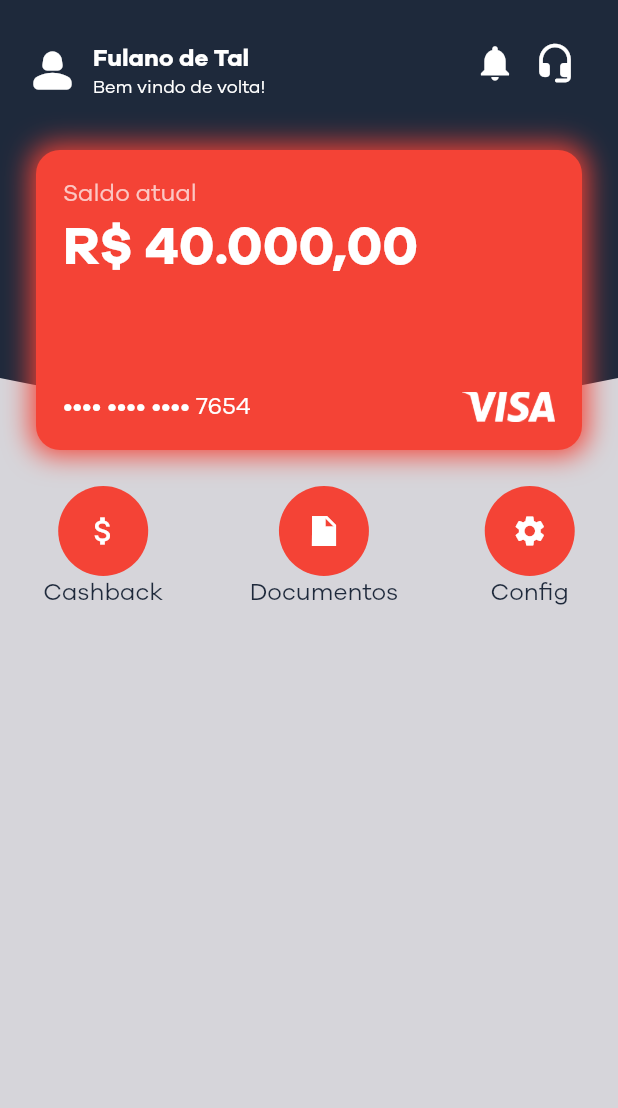
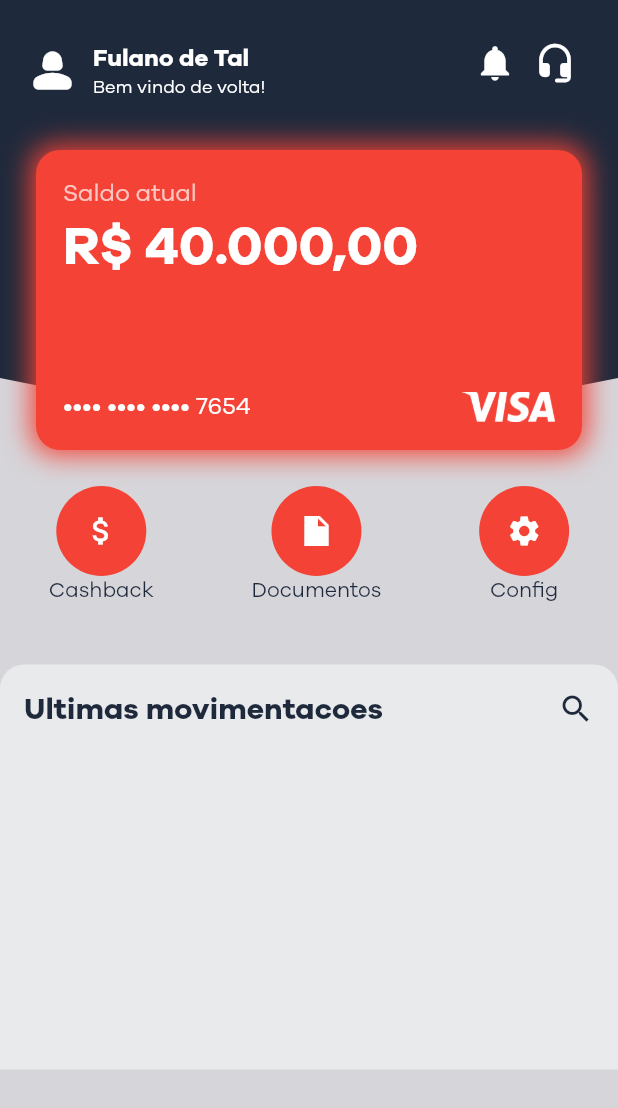
Before and after one commit to JoaoPauloLaurindo/CoreCardApp, a Flutter app: the HomeScreen screen opened directly, on a phone screen of 412 x 824 dp. Shown: the top 1108 px of the screen. Run offline on Flutter 3.47's test engine with Material 2 defaults, Android fonts, the phone set to English and light mode, and no system bars.

Commit message:
Movimentations component

```diff
--- a/lib/screens/home/home_screen.dart
+++ b/lib/screens/home/home_screen.dart
@@ -1,4 +1,6 @@
 import 'package:corecard/themes/theme_colors.dart';
+import 'package:corecard/widgets/animated/movimentations_component.dart';
+import 'package:corecard/widgets/buttons/action_button_component.dart';
 import 'package:corecard/widgets/cards/credit_card_component.dart';
 import 'package:corecard/widgets/header/header_bar_user_component.dart';
 import 'package:flutter/material.dart';
@@ -46,46 +48,9 @@ class HomeScreen extends StatelessWidget {
               ),
             ],
           ),
+          MovimentationsComponent()
         ],
       ),
     );
   }
 }
-
-class ActionButtonComponent extends StatelessWidget {
-  final String label;
-  final IconData icon;
-
-  const ActionButtonComponent({
-    required this.icon,
-    required this.label,
-    super.key,
-  });
-
-  @override
-  Widget build(BuildContext context) {
-    return Padding(
-      padding: const EdgeInsets.all(24.0),
-      child: Column(
-        children: [
-          Container(
-            height: 60.0,
-            width: 60.0,
-            decoration: BoxDecoration(
-              color: ThemeColors.primaryColor,
-              borderRadius: BorderRadius.circular(30),
-            ),
-            child: Icon(icon),
-          ),
-          Text(
-            label,
-            style: const TextStyle(
-              color: ThemeColors.secundaryColor,
-              fontSize: 16.0,
-            ),
-          )
-        ],
-      ),
-    );
-  }
-}
--- a/lib/themes/theme_colors.dart
+++ b/lib/themes/theme_colors.dart
@@ -4,6 +4,8 @@ class ThemeColors {
   static const MaterialColor primaryColor = Colors.red;
   static const Color secundaryColor = Color.fromRGBO(30, 41, 59, 1.0);
   static const Color backgroundColor = Color.fromRGBO(214, 213, 218, 1.0);
+  static const Color backgroundContainerColor =
+      Color.fromRGBO(233, 234, 236, 1.0);
   static const Color inputTextColor = Color.fromRGBO(233, 234, 236, 1.0);
   static const MaterialColor checkboxColor = Colors.grey;
 }
--- /dev/null
+++ b/lib/widgets/animated/movimentations_component.dart
@@ -0,0 +1,52 @@
+import 'package:corecard/themes/theme_colors.dart';
+import 'package:flutter/material.dart';
+
+class MovimentationsComponent extends StatelessWidget {
+  //final Widget child;
+  const MovimentationsComponent({super.key});
+
+  @override
+  Widget build(BuildContext context) {
+    return Padding(
+      padding: const EdgeInsets.only(
+        top: 16.0,
+      ),
+      child: Container(
+        height: 270,
+        width: double.infinity,
+        decoration: const BoxDecoration(
+          color: ThemeColors.backgroundContainerColor,
+          borderRadius: BorderRadius.only(
+            topLeft: Radius.circular(16.0),
+            topRight: Radius.circular(16.0),
+          ),
+        ),
+        child: const Padding(
+          padding: EdgeInsets.all(16.0),
+          child: Column(
+            children: <Widget>[
+              Row(
+                mainAxisAlignment: MainAxisAlignment.spaceBetween,
+                children: <Widget>[
+                  Text(
+                    'Ultimas movimentacoes',
+                    style: TextStyle(
+                      fontWeight: FontWeight.bold,
+                      fontSize: 20,
+                      color: ThemeColors.secundaryColor,
+                    ),
+                  ),
+                  Icon(
+                    Icons.search,
+                    size: 24,
+                    color: ThemeColors.secundaryColor,
+                  ),
+                ],
+              )
+            ],
+          ),
+        ),
+      ),
+    );
+  }
+}
--- /dev/null
+++ b/lib/widgets/buttons/action_button_component.dart
@@ -0,0 +1,40 @@
+import 'package:corecard/themes/theme_colors.dart';
+import 'package:flutter/material.dart';
+
+class ActionButtonComponent extends StatelessWidget {
+  final String label;
+  final IconData icon;
+
+  const ActionButtonComponent({
+    required this.icon,
+    required this.label,
+    super.key,
+  });
+
+  @override
+  Widget build(BuildContext context) {
+    return Padding(
+      padding: const EdgeInsets.all(24.0),
+      child: Column(
+        children: [
+          Container(
+            height: 60.0,
+            width: 60.0,
+            decoration: BoxDecoration(
+              color: ThemeColors.primaryColor,
+              borderRadius: BorderRadius.circular(30),
+            ),
+            child: Icon(icon),
+          ),
+          Text(
+            label,
+            style: const TextStyle(
+              color: ThemeColors.secundaryColor,
+              fontSize: 14.0,
+            ),
+          )
+        ],
+      ),
+    );
+  }
+}
```
